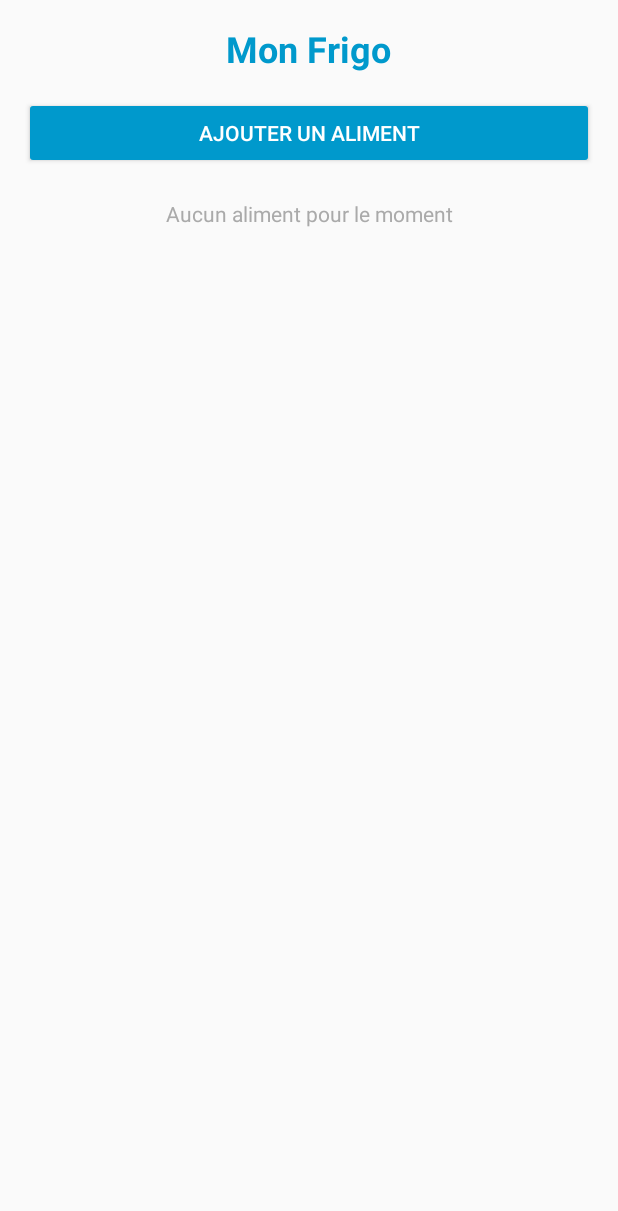
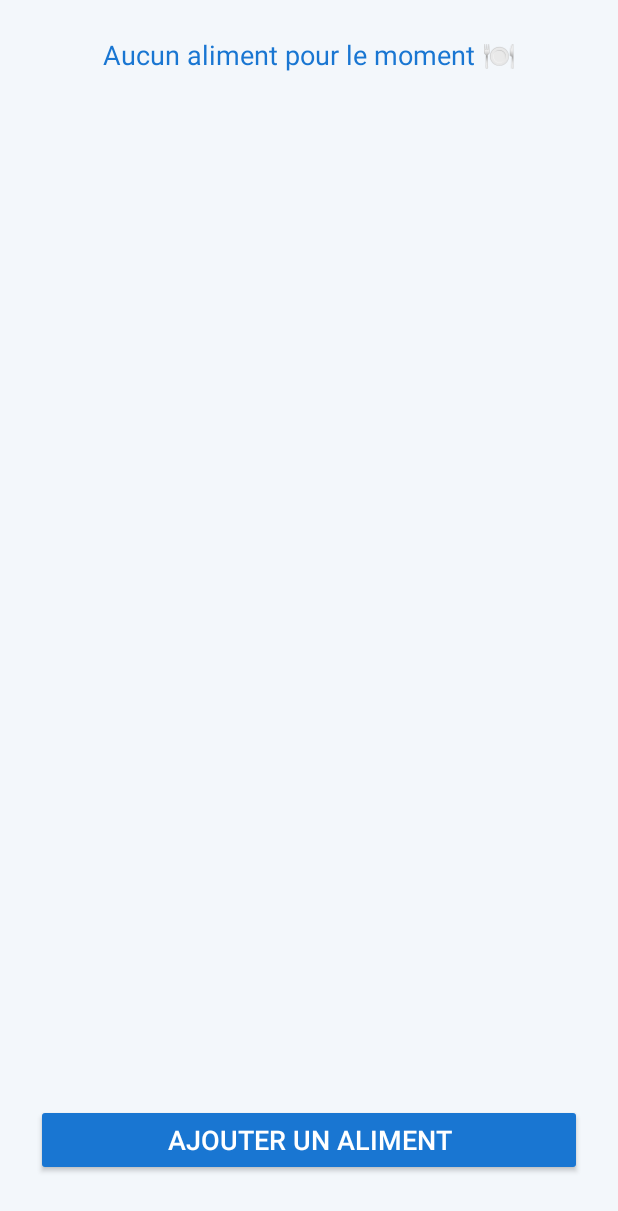
Before and after one commit to dyhia122/MonFrigoIntelligent, an Android app built with Jetpack Compose: the layout activity_frigo.xml on its own in the app's theme, with its tools: preview values and no code run, on a phone screen of 412 x 824 dp. Shown: the top 1211 px of the screen. Run offline under Robolectric (Android 15) with nearby library versions, the phone set to English and light mode, and no system bars.

Commit message:
ajout du bouton d'ajout des aliments

```diff
--- a/app/src/main/AndroidManifest.xml
+++ b/app/src/main/AndroidManifest.xml
@@ -11,7 +11,6 @@
         android:supportsRtl="true"
         android:theme="@style/Theme.MyApplication">
 
-        <!-- MainActivity Compose -->
         <activity
             android:name=".MainActivity"
             android:exported="true"
@@ -23,13 +22,13 @@
             </intent-filter>
         </activity>
 
-        <!-- FrigoActivity si tu en as -->
-        <activity android:name=".FrigoActivity" />
+        <activity
+            android:name=".FrigoActivity"
+            android:theme="@style/Theme.AppCompat.Light.NoActionBar" />
 
         <activity
             android:name=".MenuScreen"
             android:theme="@style/Theme.AppCompat.Light.NoActionBar" />
-
     </application>
 
 </manifest>
--- a/app/src/main/java/com/example/myapplication/FrigoActivity.kt
+++ b/app/src/main/java/com/example/myapplication/FrigoActivity.kt
@@ -3,7 +3,7 @@ package com.example.myapplication
 import android.os.Bundle
 import android.widget.*
 import androidx.appcompat.app.AppCompatActivity
-import androidx.appcompat.app.AlertDialog  // ✅ AJOUTE CETTE LIGNE
+import androidx.appcompat.app.AlertDialog
 
 class FrigoActivity : AppCompatActivity() {
 
--- a/app/src/main/java/com/example/myapplication/MenuScreen.kt
+++ b/app/src/main/java/com/example/myapplication/MenuScreen.kt
@@ -1,5 +1,6 @@
 package com.example.myapplication
 
+import android.content.Intent
 import android.os.Bundle
 import android.widget.Button
 import android.widget.LinearLayout
@@ -55,14 +56,21 @@ class MenuScreen : AppCompatActivity() {
         layout.addView(btnStats)
         layout.addView(btnCorbeille)
 
+        // === 🏠 Accueil : ouvre HomeScreen ===
         btnAccueil.setOnClickListener {
+            val intent = Intent(this, MainActivity::class.java)
+            startActivity(intent)
             Toast.makeText(this, "Accueil ouvert", Toast.LENGTH_SHORT).show()
         }
 
+        // === 🧊 Mon Frigo : ouvre FrigoActivity ===
         btnFrigo.setOnClickListener {
+            val intent = Intent(this, FrigoActivity::class.java)
+            startActivity(intent)
             Toast.makeText(this, "Ouverture du frigo...", Toast.LENGTH_SHORT).show()
         }
 
+        // === Les autres ===
         btnRecettes.setOnClickListener {
             Toast.makeText(this, "Ouverture des recettes...", Toast.LENGTH_SHORT).show()
         }
--- a/app/src/main/res/layout/activity_frigo.xml
+++ b/app/src/main/res/layout/activity_frigo.xml
@@ -1,48 +1,37 @@
 <?xml version="1.0" encoding="utf-8"?>
 <LinearLayout xmlns:android="http://schemas.android.com/apk/res/android"
-    xmlns:tools="http://schemas.android.com/tools"
     android:layout_width="match_parent"
     android:layout_height="match_parent"
     android:orientation="vertical"
-    android:padding="16dp"
-    tools:context=".FrigoActivity">
+    android:padding="24dp"
+    android:background="#F3F7FB">
 
     <TextView
-        android:id="@+id/textTitre"
-        android:layout_width="wrap_content"
+        android:id="@+id/textAucunAliment"
+        android:layout_width="match_parent"
         android:layout_height="wrap_content"
-        android:text="Mon Frigo"
-        android:textSize="24sp"
-        android:textStyle="bold"
-        android:textColor="@android:color/holo_blue_dark"
-        android:layout_gravity="center_horizontal"
-        android:paddingBottom="16dp"/>
+        android:text="Aucun aliment pour le moment 🍽️"
+        android:textSize="18sp"
+        android:textColor="#1976D2"
+        android:gravity="center"
+        android:paddingBottom="16dp" />
+
+    <ListView
+        android:id="@+id/listeAliments"
+        android:layout_width="match_parent"
+        android:layout_height="0dp"
+        android:layout_weight="1"
+        android:divider="@android:color/darker_gray"
+        android:dividerHeight="1dp" />
 
     <Button
         android:id="@+id/btnAjouter"
         android:layout_width="match_parent"
         android:layout_height="wrap_content"
         android:text="Ajouter un aliment"
-        android:backgroundTint="@android:color/holo_blue_dark"
-        android:textColor="@android:color/white"/>
-
-    <TextView
-        android:id="@+id/textAucunAliment"
-        android:layout_width="match_parent"
-        android:layout_height="wrap_content"
-        android:text="Aucun aliment pour le moment"
-        android:gravity="center"
-        android:textColor="@android:color/darker_gray"
-        android:paddingTop="20dp"/>
-
-    <!-- Ici on affichera la liste des aliments -->
-    <ListView
-        android:id="@+id/listeAliments"
-        android:layout_width="match_parent"
-        android:layout_height="match_parent"
-        android:divider="@android:color/darker_gray"
-        android:dividerHeight="1dp"
-        android:paddingTop="10dp"/>
-
-
+        android:backgroundTint="#1976D2"
+        android:textColor="@android:color/white"
+        android:textSize="18sp"
+        android:layout_marginTop="16dp"
+        android:layout_marginBottom="16dp" />
 </LinearLayout>
```
Also changed, not shown: 1 other file.
